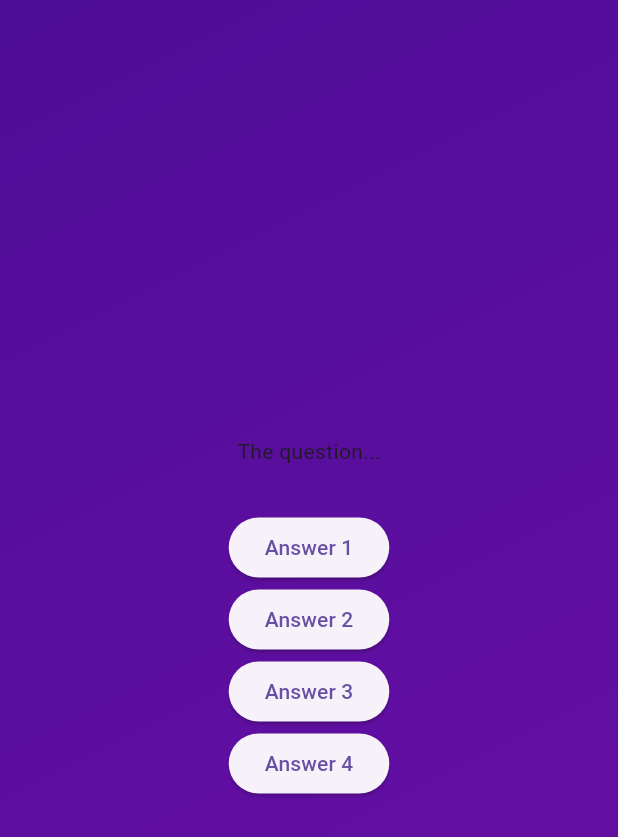
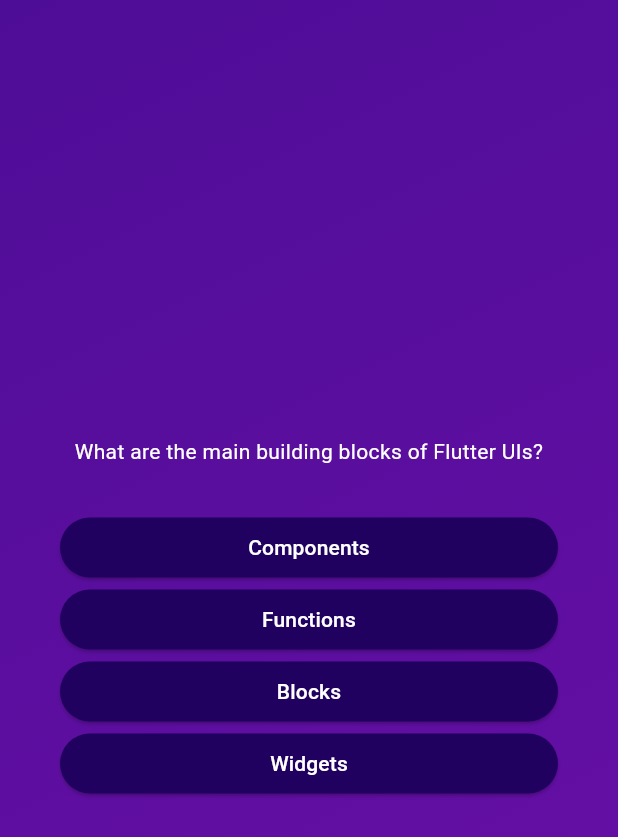
Before and after one commit to iv-kovatchev/flutter-course, a Flutter app: the screen it shows after launch, after a tap on "Start Quiz", on a phone screen of 412 x 824 dp. Shown: the top 837 px of the screen. Run offline on Flutter 3.47's test engine with Material 3 defaults, Android fonts, the phone set to English and light mode, and no system bars.

Commit message:
added some changes in the widgets and added google_fonts package

```diff
--- /dev/null
+++ b/quiz_application/lib/answer_button.dart
@@ -0,0 +1,22 @@
+import 'package:flutter/material.dart';
+
+class AnswerButton extends StatelessWidget {
+  final String answerText;
+  final void Function() onTap;
+
+  const AnswerButton(this.answerText, this.onTap, {super.key});
+
+  @override
+  Widget build(BuildContext context) {
+    return ElevatedButton(
+      style: ElevatedButton.styleFrom(
+          padding: const EdgeInsets.symmetric(vertical: 10, horizontal: 40),
+          backgroundColor: const Color.fromARGB(255, 33, 1, 95),
+          foregroundColor: Colors.white,
+          shape:
+              RoundedRectangleBorder(borderRadius: BorderRadius.circular(20))),
+      onPressed: onTap,
+      child: Text(answerText, textAlign: TextAlign.center,),
+    );
+  }
+}
--- a/quiz_application/lib/data/questions.dart
+++ b/quiz_application/lib/data/questions.dart
@@ -1,7 +1,7 @@
 import 'package:quiz_application/models/quiz_question.dart';
 
 const questions = [
-  QuizQuestion('What are the main building blocks of Flutter UIs', [
+  QuizQuestion('What are the main building blocks of Flutter UIs?', [
     'Widgets',
     'Components',
     'Blocks',
--- a/quiz_application/lib/models/quiz_question.dart
+++ b/quiz_application/lib/models/quiz_question.dart
@@ -3,4 +3,10 @@ class QuizQuestion {
 
   final String text;
   final List<String> answers;
+
+  List<String> getShuffledAnswers() {
+    final shuffledList = List.of(answers);
+    shuffledList.shuffle();
+    return shuffledList;
+  }
 }
--- a/quiz_application/lib/questions_screen.dart
+++ b/quiz_application/lib/questions_screen.dart
@@ -1,4 +1,6 @@
 import 'package:flutter/material.dart';
+import 'package:quiz_application/answer_button.dart';
+import 'package:quiz_application/data/questions.dart';
 
 class QuestionsScreen extends StatefulWidget {
   const QuestionsScreen({super.key});
@@ -10,34 +12,39 @@ class QuestionsScreen extends StatefulWidget {
 }
 
 class _QuestionsScreenState extends State<QuestionsScreen> {
+  var currentQuestionIndex = 0;
+
+  void answerQuestion() {
+    setState(() {
+      currentQuestionIndex++;
+    });
+  }
+
   @override
   Widget build(BuildContext context) {
+    final currentQuestion = questions[currentQuestionIndex];
+
     return SizedBox(
       width: double.infinity,
+      child: Container(
+        margin: const EdgeInsets.all(40),
         child: Column(
           mainAxisAlignment: MainAxisAlignment.center,
+          crossAxisAlignment: CrossAxisAlignment.stretch,
           children: [
-          const Text('The question...'),
+            Text(
+              currentQuestion.text,
+              style: const TextStyle(color: Colors.white),
+              textAlign: TextAlign.center,
+            ),
             const SizedBox(
               height: 30,
             ),
-          ElevatedButton(
-            onPressed: () {},
-            child: const Text('Answer 1'),
+            ...currentQuestion.getShuffledAnswers().map<AnswerButton>((answer) {
+              return AnswerButton(answer, answerQuestion);
+            })
+          ],
         ),
-          ElevatedButton(
-            onPressed: () {},
-            child: const Text('Answer 2'),
-          ),
-          ElevatedButton(
-            onPressed: () {},
-            child: const Text('Answer 3'),
-          ),
-          ElevatedButton(
-            onPressed: () {},
-            child: const Text('Answer 4'),
-          ),
-        ],
       ),
     );
   }
--- a/quiz_application/pubspec.yaml
+++ b/quiz_application/pubspec.yaml
@@ -35,6 +35,7 @@ dependencies:
   # The following adds the Cupertino Icons font to your application.
   # Use with the CupertinoIcons class for iOS style icons.
   cupertino_icons: ^1.0.8
+  google_fonts: ^6.2.1
 
 dev_dependencies:
   flutter_test:
```
Also changed, not shown: quiz_application/pubspec.lock, 1 other file. Lines whose indentation alone changed are shown as unchanged.
